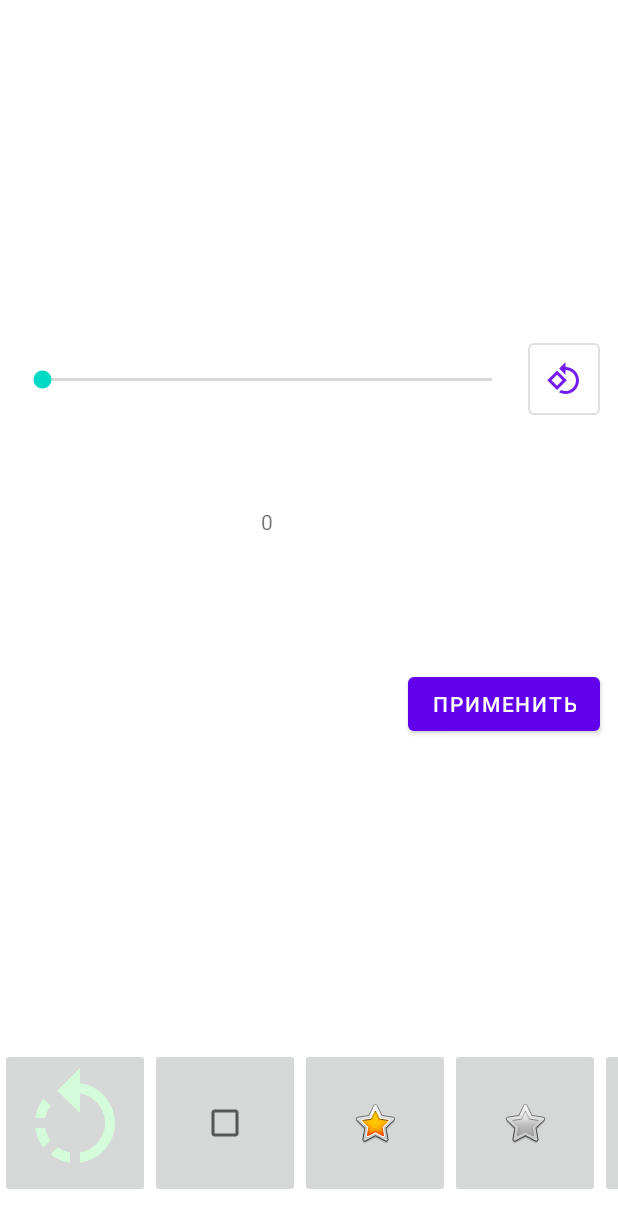
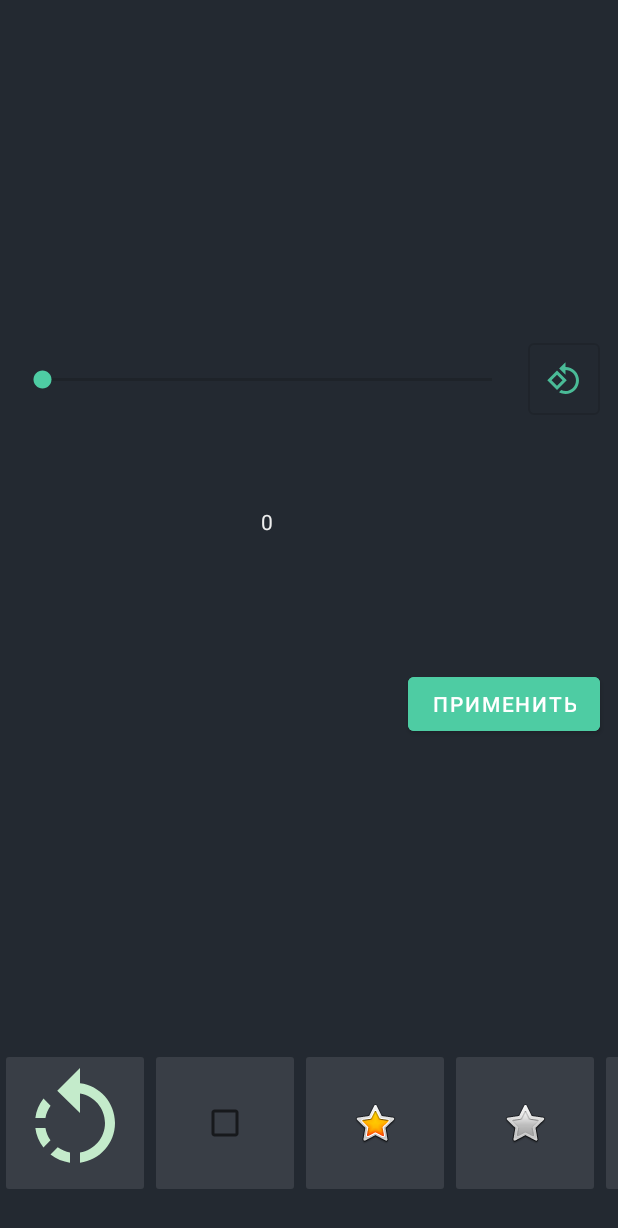
Before and after one commit to pavelapk/Editorium, an Android app: the fragment RotateFragment placed in its activity, on a phone screen of 412 x 824 dp. Shown: the top 1228 px of the screen. Run offline under Robolectric (Android 15) with nearby library versions, the light colour scheme and no system bars; libraries missing offline, so code that uses them is left out: by.kirich1409.viewbindingdelegate; 13 statements that could not run were skipped.

Commit message:
style and themes

```diff
--- a/app/src/main/AndroidManifest.xml
+++ b/app/src/main/AndroidManifest.xml
@@ -35,7 +35,6 @@
         <activity android:name=".StartActivity">
             <intent-filter>
                 <action android:name="android.intent.action.MAIN" />
-
                 <category android:name="android.intent.category.LAUNCHER" />
             </intent-filter>
         </activity>
--- a/app/src/main/res/layout/activity_main.xml
+++ b/app/src/main/res/layout/activity_main.xml
@@ -9,7 +9,6 @@
 
     <androidx.appcompat.widget.Toolbar
         android:id="@+id/toolbar"
-        style="@style/Widget.MaterialComponents.Toolbar.Surface"
         android:layout_width="match_parent"
         android:layout_height="?attr/actionBarSize"
         app:layout_constraintEnd_toEndOf="parent"
--- a/app/src/main/res/layout/fragment_affine_tool.xml
+++ b/app/src/main/res/layout/fragment_affine_tool.xml
@@ -32,8 +32,7 @@
 
     <Button
         android:id="@+id/transformBtn"
-        android:layout_width="wrap_content"
-        android:layout_height="wrap_content"
+        style="@style/Button.Color"
         android:text="Преобразовать"
         app:layout_constraintBottom_toBottomOf="parent"
         app:layout_constraintEnd_toEndOf="parent"
--- a/app/src/main/res/layout/fragment_retouching_tool.xml
+++ b/app/src/main/res/layout/fragment_retouching_tool.xml
@@ -32,6 +32,7 @@
         app:layout_constraintTop_toBottomOf="@+id/sigmaSeekBar2" />
 
     <TextView
+        style="@style/Text"
         android:id="@+id/textViewForSigma"
         android:layout_width="50dp"
         android:layout_height="wrap_content"
@@ -43,6 +44,7 @@
         app:layout_constraintVertical_bias="0.0" />
 
     <TextView
+        style="@style/Text"
         android:id="@+id/radiusText"
         android:layout_width="50dp"
         android:layout_height="wrap_content"
--- a/app/src/main/res/layout/fragment_rotate_tool.xml
+++ b/app/src/main/res/layout/fragment_rotate_tool.xml
@@ -34,9 +34,8 @@
         app:layout_constraintTop_toTopOf="parent" />
 
     <Button
+        style="@style/Button.Color"
         android:id="@+id/applyBtn"
-        android:layout_width="wrap_content"
-        android:layout_height="wrap_content"
         android:layout_marginEnd="8dp"
         android:text="Применить"
         app:layout_constraintBottom_toBottomOf="parent"
@@ -44,6 +43,7 @@
         app:layout_constraintTop_toBottomOf="@+id/rotate90Btn" />
 
     <TextView
+        style="@style/Text"
         android:id="@+id/angleTV"
         android:layout_width="wrap_content"
         android:layout_height="wrap_content"
--- a/app/src/main/res/layout/fragment_scale_tool.xml
+++ b/app/src/main/res/layout/fragment_scale_tool.xml
@@ -20,8 +20,7 @@
 
     <Button
         android:id="@+id/applyBtn"
-        android:layout_width="wrap_content"
-        android:layout_height="wrap_content"
+        style="@style/Button.Color"
         android:layout_marginEnd="8dp"
         android:text="Применить"
         app:layout_constraintBottom_toBottomOf="parent"
--- a/app/src/main/res/layout/fragment_tools.xml
+++ b/app/src/main/res/layout/fragment_tools.xml
@@ -19,6 +19,7 @@
             android:orientation="horizontal">
 
             <ImageButton
+                style="@style/ImgBtnColor"
                 android:id="@+id/rotateToolBtn"
                 android:layout_width="100dp"
                 android:layout_height="match_parent"
@@ -26,6 +27,7 @@
                 app:srcCompat="@drawable/ic_rotate_tool_80" />
 
             <ImageButton
+                style="@style/ImgBtnColor"
                 android:id="@+id/filtersToolBtn"
                 android:layout_width="100dp"
                 android:layout_height="match_parent"
@@ -33,6 +35,7 @@
                 app:srcCompat="?android:attr/listChoiceIndicatorMultiple" />
 
             <ImageButton
+                style="@style/ImgBtnColor"
                 android:id="@+id/scaleToolBtn"
                 android:layout_width="100dp"
                 android:layout_height="match_parent"
@@ -40,6 +43,7 @@
                 app:srcCompat="@android:drawable/btn_star_big_on" />
 
             <ImageButton
+                style="@style/ImgBtnColor"
                 android:id="@+id/imageButton4"
                 android:layout_width="100dp"
                 android:layout_height="match_parent"
@@ -47,6 +51,7 @@
                 app:srcCompat="@android:drawable/btn_star_big_off" />
 
             <ImageButton
+                style="@style/ImgBtnColor"
                 android:id="@+id/imageButton5"
                 android:layout_width="100dp"
                 android:layout_height="match_parent"
@@ -54,6 +59,7 @@
                 app:srcCompat="@android:drawable/btn_star_big_on" />
 
             <ImageButton
+                style="@style/ImgBtnColor"
                 android:id="@+id/retouchingToolBtn"
                 android:layout_width="100dp"
                 android:layout_height="match_parent"
@@ -61,6 +67,7 @@
                 app:srcCompat="@android:drawable/ic_menu_mylocation" />
 
             <ImageButton
+                style="@style/ImgBtnColor"
                 android:id="@+id/unsharpMaskingToolBtn"
                 android:layout_width="100dp"
                 android:layout_height="match_parent"
@@ -68,6 +75,7 @@
                 app:srcCompat="?android:attr/textSelectHandle" />/>
 
             <ImageButton
+                style="@style/ImgBtnColor"
                 android:id="@+id/affineToolBtn"
                 android:layout_width="100dp"
                 android:layout_height="match_parent"
@@ -75,6 +83,7 @@
                 app:srcCompat="@android:drawable/ic_menu_compass" />
 
             <ImageButton
+                style="@style/ImgBtnColor"
                 android:id="@+id/cubeToolBtn"
                 android:layout_width="100dp"
                 android:layout_height="match_parent"
--- a/app/src/main/res/layout/fragment_unsharp_masking_tool.xml
+++ b/app/src/main/res/layout/fragment_unsharp_masking_tool.xml
@@ -41,6 +41,7 @@
         app:layout_constraintTop_toBottomOf="@+id/coefSeekBar" />
 
     <TextView
+        style="@style/Text"
         android:id="@+id/textViewForSigma"
         android:layout_width="50dp"
         android:layout_height="wrap_content"
@@ -51,6 +52,7 @@
         app:layout_constraintTop_toTopOf="@+id/sigmaSeekBar2" />
 
     <TextView
+        style="@style/Text"
         android:id="@+id/textViewForCoef"
         android:layout_width="50dp"
         android:layout_height="wrap_content"
--- a/app/src/main/res/layout/fragment_viewport.xml
+++ b/app/src/main/res/layout/fragment_viewport.xml
@@ -13,7 +13,7 @@
         android:layout_height="wrap_content"
         android:layout_gravity="center"
         android:adjustViewBounds="true"
-        android:background="@drawable/border"
+        android:background="@color/purple_500"
         android:scaleType="fitCenter"
         app:srcCompat="@drawable/ic_launcher_foreground"
         tools:srcCompat="@tools:sample/backgrounds/scenic" />
@@ -28,6 +28,7 @@
         tools:src="@tools:sample/avatars" />
 
     <TextView
+        style="@style/Text"
         android:id="@+id/imgInfoTV"
         android:layout_width="wrap_content"
         android:layout_height="wrap_content"
--- a/app/src/main/res/values/colors.xml
+++ b/app/src/main/res/values/colors.xml
@@ -1,10 +1,15 @@
 <?xml version="1.0" encoding="utf-8"?>
 <resources>
     <color name="purple_200">#FFBB86FC</color>
-    <color name="purple_500">#FF6200EE</color>
+    <color name="purple_500">#4E5B65</color>
     <color name="purple_700">#FF3700B3</color>
     <color name="teal_200">#FF03DAC5</color>
     <color name="teal_700">#FF018786</color>
     <color name="black">#FF000000</color>
     <color name="white">#FFFFFFFF</color>
+    <color name="ColorBackgroundButton">#4ECCA3</color>
+    <color name="ColorBackgroundBtnDark">#308368</color>
+    <color name="ColorBackgroundF">#232931</color>
+    <color name="colorText">#EEEEEE</color>
+    <color name="colorImgBtn">#393E46</color>
 </resources>
--- a/app/src/main/res/values/styles.xml
+++ b/app/src/main/res/values/styles.xml
@@ -10,4 +10,17 @@
         <item name="android:minWidth">48dp</item>
         <item name="android:minHeight">48dp</item>
     </style>
+    <style name="Button">
+        <item name="android:layout_height">wrap_content</item>
+        <item name="android:layout_width">wrap_content</item>
+    </style>
+    <style name="Button.Color">
+        <item name="android:backgroundTint">@color/ColorBackgroundButton</item>
+    </style>
+    <style name="Text">
+       <item name="android:textColor">@color/colorText</item>
+    </style>
+    <style name="ImgBtnColor">
+        <item name="backgroundTint">@color/colorImgBtn</item>
+    </style>
 </resources>
--- a/app/src/main/res/values/themes.xml
+++ b/app/src/main/res/values/themes.xml
@@ -2,12 +2,14 @@
     <!-- Base application theme. -->
     <style name="Theme.Editorium" parent="Theme.MaterialComponents.DayNight.NoActionBar">
         <!-- Primary brand color. -->
-        <item name="colorPrimary">@color/purple_500</item>
-        <item name="colorPrimaryVariant">@color/purple_700</item>
+        <item name="colorPrimary">@color/ColorBackgroundButton</item>
+        <item name="colorPrimaryVariant">@color/ColorBackgroundBtnDark</item>
         <item name="colorOnPrimary">@color/white</item>
+        <item name="android:windowBackground">@color/ColorBackgroundF</item>
+        <item name="android:colorBackground">@color/ColorBackgroundF</item>
         <!-- Secondary brand color. -->
-        <item name="colorSecondary">@color/teal_200</item>
-        <item name="colorSecondaryVariant">@color/teal_700</item>
+        <item name="colorSecondary">@color/ColorBackgroundButton</item>
+        <item name="colorSecondaryVariant">@color/ColorBackgroundBtnDark</item>
         <item name="colorOnSecondary">@color/black</item>
         <!-- Status bar color. -->
         <item name="android:statusBarColor">@color/white</item>
```
Also changed, not shown: app/src/main/res/layout/activity_start.xml (+3 -4 lines), app/src/main/res/drawable-hdpi/red.jpg (added), app/src/main/res/drawable-ldpi/red.jpg (added), app/src/main/res/drawable-mdpi/red.jpg (added), app/src/main/res/drawable-xhdpi/red.jpg (added), app/src/main/res/drawable-xxhdpi/red.jpg (added), app/src/main/res/drawable-xxxhdpi/red.jpg (added).
